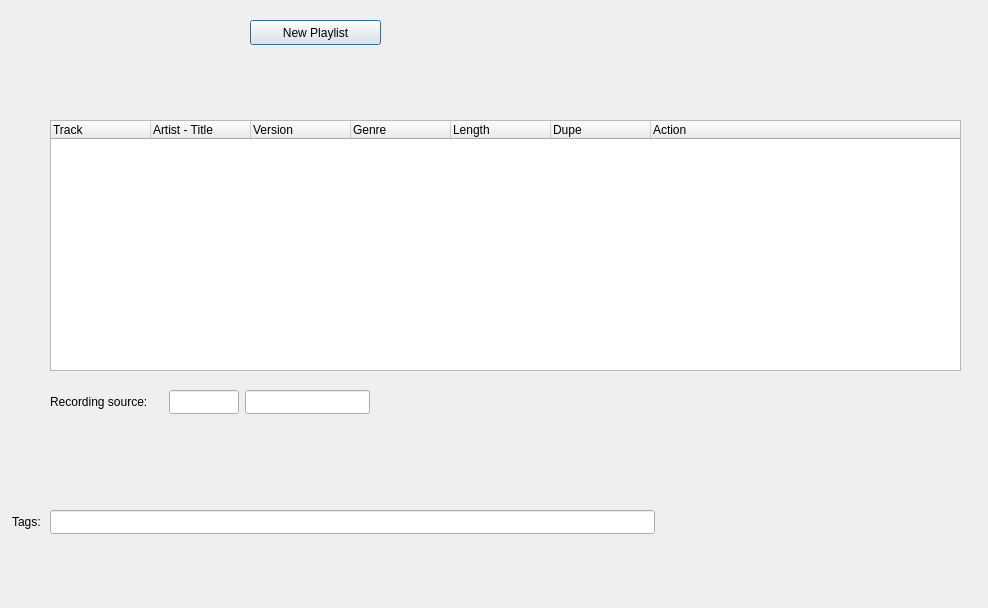
Qt form forms/massimport.ui (pfedick/winmusik) before a commit.
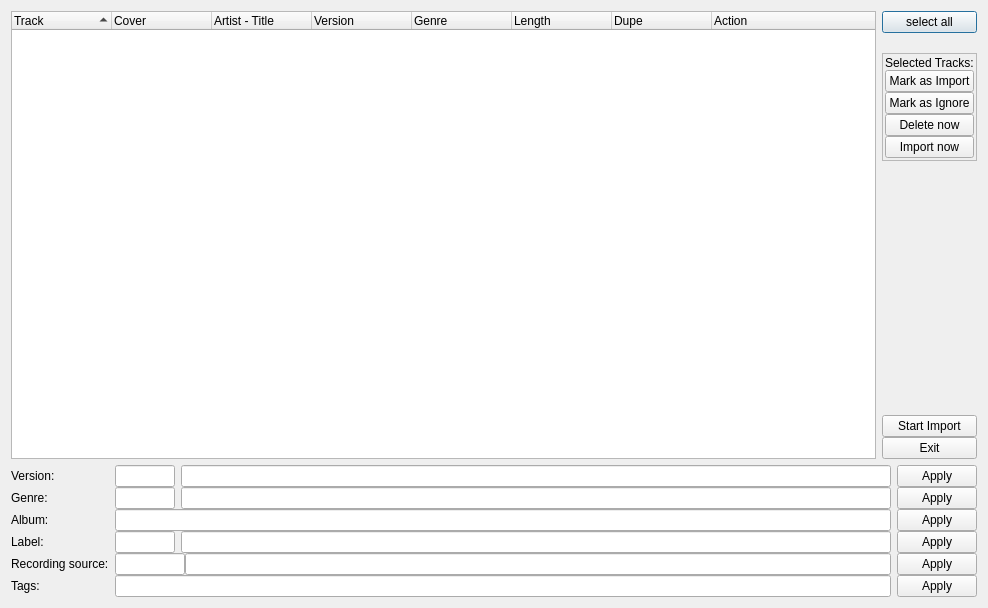
The same form after that commit. Icons and pictures are not drawn.

Commit message: Massenimport: Scannen und verändern der Tracks implementiert

```diff
--- a/forms/massimport.ui
+++ b/forms/massimport.ui
@@ -17,37 +17,54 @@
    <iconset resource="../resources.qrc">
     <normaloff>:/devices48/resources/tr48x48-0016.png</normaloff>:/devices48/resources/tr48x48-0016.png</iconset>
   </property>
-  <widget class="QPushButton" name="newPlaylistButton">
-   <property name="geometry">
-    <rect>
-     <x>250</x>
-     <y>20</y>
-     <width>131</width>
-     <height>25</height>
-    </rect>
-   </property>
-   <property name="text">
-    <string>New Playlist</string>
-   </property>
-   <property name="icon">
-    <iconset resource="../resources.qrc">
-     <normaloff>:/icons/resources/filenew.png</normaloff>:/icons/resources/filenew.png</iconset>
-   </property>
-  </widget>
+  <layout class="QVBoxLayout" name="verticalLayout_2">
+   <item>
+    <layout class="QHBoxLayout" name="horizontalLayout_3">
+     <item>
   <widget class="QTreeWidget" name="treeWidget">
-   <property name="geometry">
-    <rect>
-     <x>50</x>
-     <y>120</y>
-     <width>911</width>
-     <height>251</height>
-    </rect>
+       <property name="showDropIndicator" stdset="0">
+        <bool>false</bool>
+       </property>
+       <property name="alternatingRowColors">
+        <bool>true</bool>
+       </property>
+       <property name="selectionMode">
+        <enum>QAbstractItemView::MultiSelection</enum>
+       </property>
+       <property name="selectionBehavior">
+        <enum>QAbstractItemView::SelectRows</enum>
+       </property>
+       <property name="iconSize">
+        <size>
+         <width>16</width>
+         <height>16</height>
+        </size>
+       </property>
+       <property name="rootIsDecorated">
+        <bool>false</bool>
+       </property>
+       <property name="uniformRowHeights">
+        <bool>true</bool>
+       </property>
+       <property name="itemsExpandable">
+        <bool>false</bool>
+       </property>
+       <property name="sortingEnabled">
+        <bool>true</bool>
+       </property>
+       <property name="expandsOnDoubleClick">
+        <bool>false</bool>
    </property>
    <column>
     <property name="text">
      <string>Track</string>
     </property>
    </column>
+       <column>
+        <property name="text">
+         <string>Cover</string>
+        </property>
+       </column>
    <column>
     <property name="text">
      <string>Artist - Title</string>
@@ -79,28 +96,204 @@
     </property>
    </column>
   </widget>
-  <widget class="QLineEdit" name="recordSource">
-   <property name="geometry">
-    <rect>
-     <x>245</x>
-     <y>390</y>
-     <width>125</width>
-     <height>24</height>
-    </rect>
-   </property>
-   <property name="maxLength">
-    <number>1024</number>
-   </property>
-  </widget>
+     </item>
+     <item>
+      <layout class="QVBoxLayout" name="verticalLayout">
+       <property name="spacing">
+        <number>0</number>
+       </property>
+       <item>
+        <widget class="QPushButton" name="selectAllButton">
+         <property name="text">
+          <string>select all</string>
+         </property>
+         <property name="icon">
+          <iconset resource="../resources.qrc">
+           <normaloff>:/icons/resources/frame_text.png</normaloff>:/icons/resources/frame_text.png</iconset>
+         </property>
+         <property name="iconSize">
+          <size>
+           <width>16</width>
+           <height>16</height>
+          </size>
+         </property>
+        </widget>
+       </item>
+       <item>
+        <spacer name="verticalSpacer_2">
+         <property name="orientation">
+          <enum>Qt::Vertical</enum>
+         </property>
+         <property name="sizeType">
+          <enum>QSizePolicy::Fixed</enum>
+         </property>
+         <property name="sizeHint" stdset="0">
+          <size>
+           <width>20</width>
+           <height>20</height>
+          </size>
+         </property>
+        </spacer>
+       </item>
+       <item>
+        <widget class="QFrame" name="selectedTracksFrame">
+         <property name="frameShape">
+          <enum>QFrame::StyledPanel</enum>
+         </property>
+         <property name="frameShadow">
+          <enum>QFrame::Raised</enum>
+         </property>
+         <layout class="QVBoxLayout" name="verticalLayout_3">
+          <property name="spacing">
+           <number>0</number>
+          </property>
+          <property name="margin">
+           <number>2</number>
+          </property>
+          <item>
+           <widget class="QLabel" name="label">
+            <property name="text">
+             <string>Selected Tracks:</string>
+            </property>
+           </widget>
+          </item>
+          <item>
+           <widget class="QPushButton" name="markImportSelectedTracksButton">
+            <property name="text">
+             <string>Mark as Import</string>
+            </property>
+            <property name="icon">
+             <iconset resource="../resources.qrc">
+              <normaloff>:/icons/resources/button_ok.png</normaloff>:/icons/resources/button_ok.png</iconset>
+            </property>
+            <property name="iconSize">
+             <size>
+              <width>16</width>
+              <height>16</height>
+             </size>
+            </property>
+           </widget>
+          </item>
+          <item>
+           <widget class="QPushButton" name="markIgnoreSelectedTracksButton">
+            <property name="text">
+             <string>Mark as Ignore</string>
+            </property>
+            <property name="icon">
+             <iconset resource="../resources.qrc">
+              <normaloff>:/icons/resources/edit-delete.png</normaloff>:/icons/resources/edit-delete.png</iconset>
+            </property>
+            <property name="iconSize">
+             <size>
+              <width>16</width>
+              <height>16</height>
+             </size>
+            </property>
+           </widget>
+          </item>
+          <item>
+           <widget class="QPushButton" name="deleteSelectedTracksButton">
+            <property name="text">
+             <string>Delete now</string>
+            </property>
+            <property name="icon">
+             <iconset resource="../resources.qrc">
+              <normaloff>:/icons/resources/trash-16.png</normaloff>:/icons/resources/trash-16.png</iconset>
+            </property>
+            <property name="iconSize">
+             <size>
+              <width>16</width>
+              <height>16</height>
+             </size>
+            </property>
+           </widget>
+          </item>
+          <item>
+           <widget class="QPushButton" name="importSelectedTracksButton">
+            <property name="text">
+             <string>Import now</string>
+            </property>
+            <property name="icon">
+             <iconset resource="../resources.qrc">
+              <normaloff>:/icons/resources/filesave.png</normaloff>:/icons/resources/filesave.png</iconset>
+            </property>
+            <property name="iconSize">
+             <size>
+              <width>16</width>
+              <height>16</height>
+             </size>
+            </property>
+           </widget>
+          </item>
+         </layout>
+        </widget>
+       </item>
+       <item>
+        <spacer name="verticalSpacer">
+         <property name="orientation">
+          <enum>Qt::Vertical</enum>
+         </property>
+         <property name="sizeHint" stdset="0">
+          <size>
+           <width>20</width>
+           <height>40</height>
+          </size>
+         </property>
+        </spacer>
+       </item>
+       <item>
+        <widget class="QPushButton" name="startImportButton">
+         <property name="text">
+          <string>Start Import</string>
+         </property>
+         <property name="icon">
+          <iconset resource="../resources.qrc">
+           <normaloff>:/icons/resources/filesave.png</normaloff>:/icons/resources/filesave.png</iconset>
+         </property>
+         <property name="iconSize">
+          <size>
+           <width>16</width>
+           <height>16</height>
+          </size>
+         </property>
+        </widget>
+       </item>
+       <item>
+        <widget class="QPushButton" name="exitButton">
+         <property name="text">
+          <string>Exit</string>
+         </property>
+         <property name="icon">
+          <iconset resource="../resources.qrc">
+           <normaloff>:/icons/resources/application-exit.png</normaloff>:/icons/resources/application-exit.png</iconset>
+         </property>
+         <property name="iconSize">
+          <size>
+           <width>16</width>
+           <height>16</height>
+          </size>
+         </property>
+        </widget>
+       </item>
+      </layout>
+     </item>
+    </layout>
+   </item>
+   <item>
+    <layout class="QGridLayout" name="gridLayout">
+     <property name="horizontalSpacing">
+      <number>6</number>
+     </property>
+     <property name="verticalSpacing">
+      <number>0</number>
+     </property>
+     <property name="topMargin">
+      <number>0</number>
+     </property>
+     <item row="4" column="1">
+      <layout class="QHBoxLayout" name="horizontalLayout">
+       <item>
   <widget class="QLineEdit" name="recordSourceId">
-   <property name="geometry">
-    <rect>
-     <x>169</x>
-     <y>390</y>
-     <width>70</width>
-     <height>24</height>
-    </rect>
-   </property>
    <property name="minimumSize">
     <size>
      <width>40</width>
@@ -117,45 +310,245 @@
     <number>1024</number>
    </property>
   </widget>
-  <widget class="QLabel" name="label_67">
-   <property name="geometry">
-    <rect>
-     <x>50</x>
-     <y>390</y>
-     <width>113</width>
-     <height>24</height>
-    </rect>
-   </property>
+       </item>
+       <item>
+        <widget class="QLineEdit" name="recordSource">
+         <property name="maxLength">
+          <number>1024</number>
+         </property>
+        </widget>
+       </item>
+      </layout>
+     </item>
+     <item row="4" column="2">
+      <widget class="QPushButton" name="recordingSourceApplyButton">
    <property name="text">
-    <string>Recording source:</string>
-   </property>
-  </widget>
+        <string>Apply</string>
+       </property>
+      </widget>
+     </item>
+     <item row="5" column="2">
+      <widget class="QPushButton" name="tagsApplyButton">
+       <property name="text">
+        <string>Apply</string>
+       </property>
+      </widget>
+     </item>
+     <item row="5" column="1">
+      <layout class="QHBoxLayout" name="horizontalLayout_2">
+       <item>
   <widget class="QLineEdit" name="tags">
-   <property name="geometry">
-    <rect>
-     <x>50</x>
-     <y>510</y>
-     <width>605</width>
-     <height>24</height>
-    </rect>
-   </property>
    <property name="maxLength">
     <number>2048</number>
    </property>
   </widget>
+       </item>
+      </layout>
+     </item>
+     <item row="1" column="2">
+      <widget class="QPushButton" name="genreApplyButton">
+       <property name="text">
+        <string>Apply</string>
+       </property>
+      </widget>
+     </item>
+     <item row="1" column="1">
+      <layout class="QHBoxLayout" name="_2">
+       <property name="spacing">
+        <number>6</number>
+       </property>
+       <property name="margin">
+        <number>0</number>
+       </property>
+       <item>
+        <widget class="QLineEdit" name="genreId">
+         <property name="sizePolicy">
+          <sizepolicy hsizetype="MinimumExpanding" vsizetype="Fixed">
+           <horstretch>0</horstretch>
+           <verstretch>0</verstretch>
+          </sizepolicy>
+         </property>
+         <property name="minimumSize">
+          <size>
+           <width>30</width>
+           <height>0</height>
+          </size>
+         </property>
+         <property name="maximumSize">
+          <size>
+           <width>60</width>
+           <height>16777215</height>
+          </size>
+         </property>
+         <property name="maxLength">
+          <number>1024</number>
+         </property>
+        </widget>
+       </item>
+       <item>
+        <widget class="QLineEdit" name="genre">
+         <property name="maxLength">
+          <number>1024</number>
+         </property>
+        </widget>
+       </item>
+      </layout>
+     </item>
+     <item row="0" column="2">
+      <widget class="QPushButton" name="versionApplyButton">
+       <property name="text">
+        <string>Apply</string>
+       </property>
+      </widget>
+     </item>
+     <item row="0" column="1">
+      <layout class="QHBoxLayout" name="_3">
+       <property name="spacing">
+        <number>6</number>
+       </property>
+       <property name="margin">
+        <number>0</number>
+       </property>
+       <item>
+        <widget class="QLineEdit" name="versionId">
+         <property name="sizePolicy">
+          <sizepolicy hsizetype="Fixed" vsizetype="Fixed">
+           <horstretch>0</horstretch>
+           <verstretch>0</verstretch>
+          </sizepolicy>
+         </property>
+         <property name="minimumSize">
+          <size>
+           <width>30</width>
+           <height>0</height>
+          </size>
+         </property>
+         <property name="maximumSize">
+          <size>
+           <width>60</width>
+           <height>16777215</height>
+          </size>
+         </property>
+         <property name="maxLength">
+          <number>1024</number>
+         </property>
+        </widget>
+       </item>
+       <item>
+        <widget class="QLineEdit" name="version">
+         <property name="maxLength">
+          <number>1024</number>
+         </property>
+        </widget>
+       </item>
+      </layout>
+     </item>
+     <item row="2" column="2">
+      <widget class="QPushButton" name="albumApplyButton">
+       <property name="text">
+        <string>Apply</string>
+       </property>
+      </widget>
+     </item>
+     <item row="3" column="2">
+      <widget class="QPushButton" name="labelApplyButton">
+       <property name="text">
+        <string>Apply</string>
+       </property>
+      </widget>
+     </item>
+     <item row="2" column="1">
+      <layout class="QHBoxLayout" name="_4">
+       <property name="spacing">
+        <number>6</number>
+       </property>
+       <property name="margin">
+        <number>0</number>
+       </property>
+       <item>
+        <widget class="QLineEdit" name="album">
+         <property name="maxLength">
+          <number>1024</number>
+         </property>
+        </widget>
+       </item>
+      </layout>
+     </item>
+     <item row="3" column="1">
+      <layout class="QHBoxLayout" name="_5">
+       <property name="spacing">
+        <number>6</number>
+       </property>
+       <property name="margin">
+        <number>0</number>
+       </property>
+       <item>
+        <widget class="QLineEdit" name="labelId">
+         <property name="maximumSize">
+          <size>
+           <width>60</width>
+           <height>16777215</height>
+          </size>
+         </property>
+         <property name="maxLength">
+          <number>1024</number>
+         </property>
+        </widget>
+       </item>
+       <item>
+        <widget class="QLineEdit" name="labelName">
+         <property name="maxLength">
+          <number>1024</number>
+         </property>
+        </widget>
+       </item>
+      </layout>
+     </item>
+     <item row="1" column="0">
+      <widget class="QLabel" name="label_50">
+       <property name="text">
+        <string>Genre:</string>
+       </property>
+      </widget>
+     </item>
+     <item row="0" column="0">
+      <widget class="QLabel" name="label_48">
+       <property name="text">
+        <string>Version:</string>
+       </property>
+      </widget>
+     </item>
+     <item row="2" column="0">
+      <widget class="QLabel" name="label_7">
+       <property name="text">
+        <string>Album:</string>
+       </property>
+      </widget>
+     </item>
+     <item row="3" column="0">
+      <widget class="QLabel" name="label_57">
+       <property name="text">
+        <string>Label:</string>
+       </property>
+      </widget>
+     </item>
+     <item row="4" column="0">
+      <widget class="QLabel" name="label_67">
+       <property name="text">
+        <string>Recording source:</string>
+       </property>
+      </widget>
+     </item>
+     <item row="5" column="0">
   <widget class="QLabel" name="label_63">
-   <property name="geometry">
-    <rect>
-     <x>12</x>
-     <y>510</y>
-     <width>32</width>
-     <height>24</height>
-    </rect>
-   </property>
    <property name="text">
     <string>Tags:</string>
    </property>
   </widget>
+     </item>
+    </layout>
+   </item>
+  </layout>
  </widget>
  <resources>
   <include location="../resources.qrc"/>
```
Lines whose indentation alone changed are shown as unchanged. The commit also changes 5 other files.
